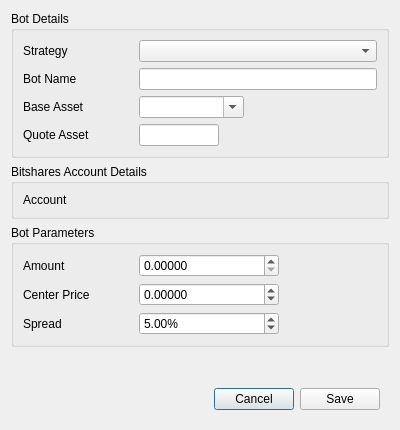
The window that dexbot/views/orig/edit_bot_window.ui (xeroc/stakemachine) describes before a commit, drawn with Qt 5.
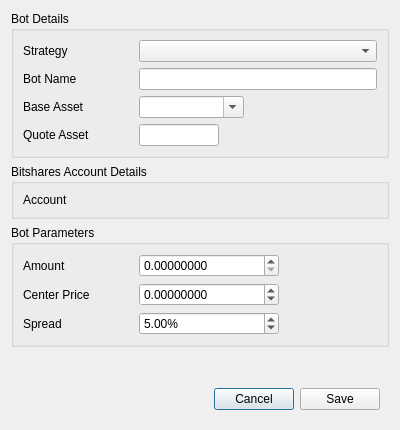
The same window after the commit.

Commit message: Add dialog window on bot save, change decimal points for create bot and edit bot windows

Diff of the .ui file:
```diff
--- a/dexbot/views/orig/edit_bot_window.ui
+++ b/dexbot/views/orig/edit_bot_window.ui
@@ -249,7 +249,7 @@
          <locale language="English" country="UnitedStates"/>
         </property>
         <property name="decimals">
-         <number>5</number>
+         <number>8</number>
         </property>
         <property name="maximum">
          <double>999999999.998999953269958</double>
@@ -308,7 +308,7 @@
          <bool>false</bool>
         </property>
         <property name="decimals">
-         <number>5</number>
+         <number>8</number>
         </property>
         <property name="minimum">
          <double>-999999999.998999953269958</double>
```
The commit also changes 4 other files.
